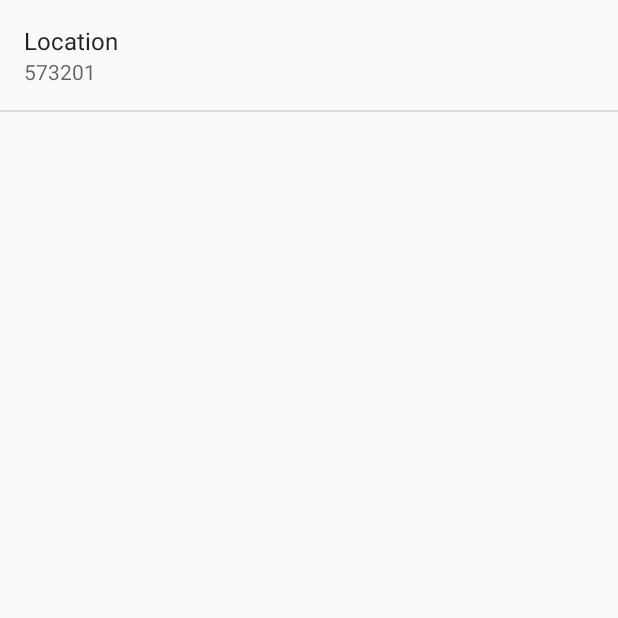
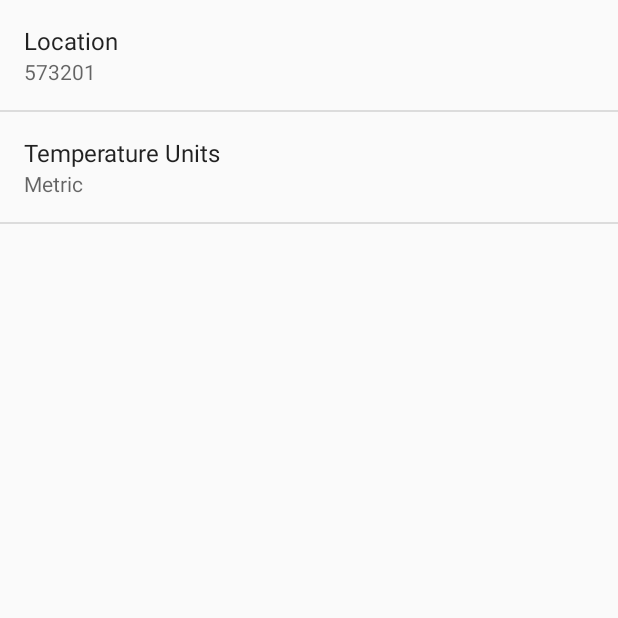
Before and after one commit to harshssd/Mausam, an Android app: the SettingsActivity screen opened directly, with no data from a screen before it, on a phone screen of 412 x 824 dp, the top half of it. Run offline under Robolectric (Android 15) with nearby library versions, the phone set to English and light mode, and no system bars.

Commit message:
Add Setting to Capture the Temperature UnitType.

```diff
--- a/app/src/main/java/com/hhh/mausam/FetchWeatherTask.java
+++ b/app/src/main/java/com/hhh/mausam/FetchWeatherTask.java
@@ -101,7 +101,7 @@ public class FetchWeatherTask extends AsyncTask<String, Void, String[]> {
 
         try {
             WeatherDataParser weatherDataParser = new WeatherDataParser();
-            return weatherDataParser.getWeatherDataFromJson(forecastJsonStr, 7);
+            return weatherDataParser.getWeatherDataFromJson(forecastJsonStr, 7, params[1]);
         } catch (JSONException e) {
             // If there is any error parsing the JSON.
             Log.e(LOG_TAG, e.getMessage(), e);
--- a/app/src/main/java/com/hhh/mausam/SettingsActivity.java
+++ b/app/src/main/java/com/hhh/mausam/SettingsActivity.java
@@ -27,6 +27,7 @@ public class SettingsActivity extends PreferenceActivity
         // For all preferences, attach an OnPreferenceChangeListener so the UI summary can be
         // updated when the preference changes.
         bindPreferenceSummaryToValue(findPreference(getString(R.string.pref_location_key)));
+        bindPreferenceSummaryToValue(findPreference(getString(R.string.pref_units_key)));
     }
 
     /**
--- /dev/null
+++ b/app/src/main/res/values/arrays.xml.xml
@@ -0,0 +1,11 @@
+<?xml version="1.0" encoding="utf-8"?>
+<resources>
+    <string-array name="pref_units_options">
+        <item>@string/pref_units_label_metric</item>
+        <item>@string/pref_units_label_imperial</item>
+    </string-array>
+    <string-array name="pref_units_values">
+        <item>@string/pref_units_metric</item>
+        <item>@string/pref_units_imperial</item>
+    </string-array>
+</resources>
--- a/app/src/main/res/values/strings.xml
+++ b/app/src/main/res/values/strings.xml
@@ -6,4 +6,10 @@
     <string name="pref_location_label">Location</string>
     <string name="pref_location_key" translatable="false">location</string>
     <string name="pref_location_default">573201</string>
+    <string name="pref_units_label">Temperature Units</string>
+    <string name="pref_units_key" translatable="false">units</string>
+    <string name="pref_units_label_metric">Metric</string>
+    <string name="pref_units_label_imperial">Imperial</string>
+    <string name="pref_units_metric" translatable="false">metric</string>
+    <string name="pref_units_imperial" translatable="false">imperial</string>
 </resources>
--- a/app/src/main/res/xml/pref_general.xml
+++ b/app/src/main/res/xml/pref_general.xml
@@ -6,4 +6,10 @@
         android:defaultValue="@string/pref_location_default"
         android:inputType="text"
         android:singleLine="true" />
+    <ListPreference
+        android:key="@string/pref_units_key"
+        android:title="@string/pref_units_label"
+        android:defaultValue="@string/pref_units_metric"
+        android:entryValues="@array/pref_units_values"
+        android:entries="@array/pref_units_options" />
 </PreferenceScreen>
```
Also changed, not shown: app/src/main/java/com/hhh/mausam/ForecastFragment.java (+8 -1 lines), app/src/main/java/com/hhh/mausam/WeatherDataParser.java (+14 -3 lines).
